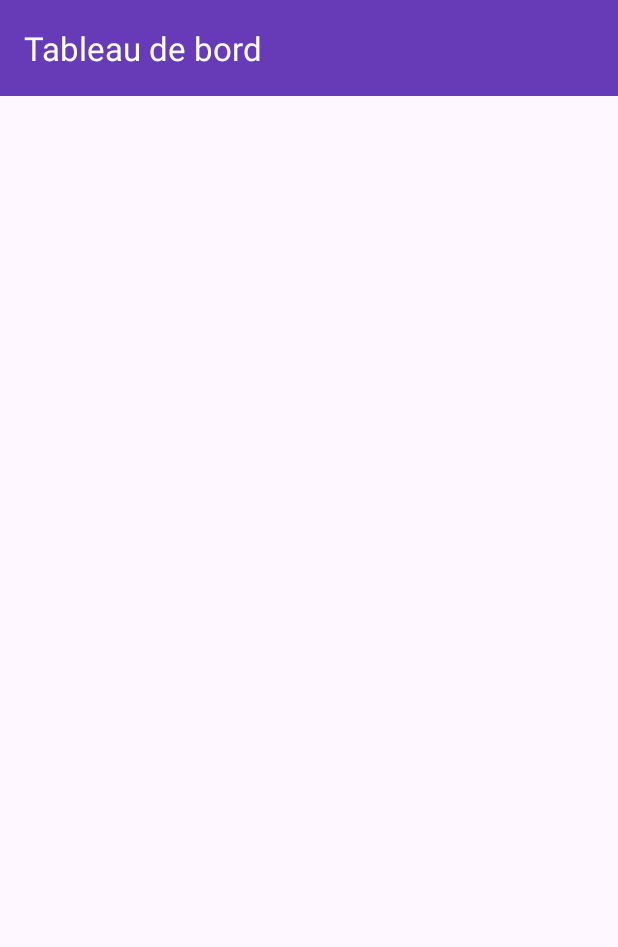
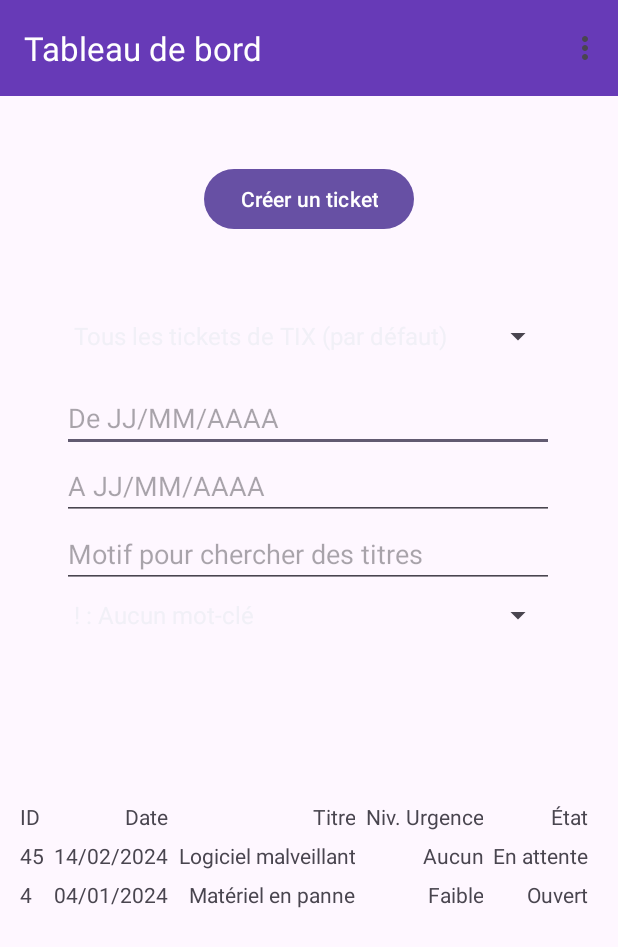
Before and after one commit to Farandjis/appliTIX, an Android app: the tableaubord screen opened directly, with no data from a screen before it, on a phone screen of 412 x 824 dp. Shown: the top 947 px of the screen. Run offline under Robolectric (Android 15) with nearby library versions, the phone set to English and light mode, and no system bars.

```diff
--- a/app/src/main/java/com/example/sae/tableaubord.java
+++ b/app/src/main/java/com/example/sae/tableaubord.java
@@ -1,14 +1,88 @@
 package com.example.sae;
 
 import androidx.appcompat.app.AppCompatActivity;
+import androidx.appcompat.widget.Toolbar;
 
+import android.content.Intent;
 import android.os.Bundle;
+import android.view.MenuItem;
+import android.widget.ArrayAdapter;
+import android.widget.LinearLayout;
+import android.widget.Spinner;
+
+import java.util.ArrayList;
+import java.util.Arrays;
 
 public class tableaubord extends AppCompatActivity {
-
+    ArrayList<String> typeDeSelectTickets = new ArrayList<String>(Arrays.asList("Tous les tickets de TIX (par défaut)", "Mes demandes actuel", "Tickets en attente", "Tickets ouvert", "Ticket en cours à gérer"));
+    ArrayList<String> motsClesListe = new ArrayList<String>(Arrays.asList("! : Aucun mot-clé", "LOGICIEL : Firefox", "SALLE : G21"));
+    ArrayAdapter<String> adapttypetick;     ArrayAdapter<String> adaptmc;
+    Spinner sptypetick;     Spinner spmc;
+    LinearLayout lltdb;
     @Override
     protected void onCreate(Bundle savedInstanceState) {
         super.onCreate(savedInstanceState);
         setContentView(R.layout.activity_tableaubord);
+        //Le Spinner
+        sptypetick = (Spinner)findViewById(R.id.tdb_selectdestickets);
+        spmc = (Spinner)findViewById(R.id.tdb_selectdesmotscles);
+        lltdb = (findViewById(R.id.lltdb));
+
+        // Récupérer la Toolbar depuis le layout
+        Toolbar toolbar = findViewById(R.id.toolbar);
+
+        //Activer la Toolbar comme ActionBar de l'activité
+        setSupportActionBar(toolbar);
+
+        // source : https://www.developpez.net/forums/d1473835/java/developpement-mobile-java/android/composants-graphiques/ajouter-element-spinner/
+
+        //Initialiser l'adapteur avec la liste de données déclarée plus haut
+        adapttypetick = new ArrayAdapter<>(getApplicationContext(), android.R.layout.simple_dropdown_item_1line, typeDeSelectTickets);
+        //passer l'adapteur dans le Spinner
+        sptypetick.setAdapter(adapttypetick);
+
+        adaptmc = new ArrayAdapter<>(getApplicationContext(), android.R.layout.simple_dropdown_item_1line, motsClesListe);
+        //passer l'adapteur dans le Spinner
+        spmc.setAdapter(adaptmc);
     }
+
+    //Quand l'activity demarre
+    @Override
+    protected void onStart() {
+        super.onStart();
+    }
+
+    @Override
+    public boolean onCreateOptionsMenu(android.view.Menu menu) {
+        getMenuInflater().inflate(R.menu.menu, menu);
+        return super.onCreateOptionsMenu(menu);
+    }
+
+
+    @Override
+    public boolean onOptionsItemSelected(MenuItem item) {
+        int id = item.getItemId();
+
+        if (id == R.id.menu_connexion) {
+
+        } else if (id == R.id.menu_inscription) {
+
+        }  else if (id == R.id.menu_accueil) {
+
+        } else if (id == R.id.menu_profil) {
+
+        }else if (id == R.id.menu_administration) {
+
+        }else if (id == R.id.menu_tableauDeBord) {
+            Intent intent = new Intent(this, tableaubord.class);
+            startActivity(intent);
+        }else if (id == R.id.menu_quitter) {
+            finish();
+        }else {
+            return super.onContextItemSelected(item);
+        }
+
+        return true;
+    }
+
 }
--- a/app/src/main/res/layout/activity_tableaubord.xml
+++ b/app/src/main/res/layout/activity_tableaubord.xml
@@ -15,4 +15,148 @@
         app:title="Tableau de bord"
         app:titleTextColor="@android:color/white" />
 
+    <LinearLayout
+        android:id="@+id/lltdb"
+        android:layout_width="328dp"
+        android:layout_height="236dp"
+        android:layout_marginTop="128dp"
+        android:orientation="vertical"
+        app:layout_constraintEnd_toEndOf="parent"
+        app:layout_constraintHorizontal_bias="0.493"
+        app:layout_constraintStart_toStartOf="parent"
+        app:layout_constraintTop_toBottomOf="@+id/toolbar">
+
+        <Spinner
+            android:id="@+id/tdb_selectdestickets"
+            android:layout_width="match_parent"
+            android:layout_height="wrap_content" />
+
+        <EditText
+            android:layout_width="match_parent"
+            android:layout_height="wrap_content"
+            android:hint="@string/tdb_date1" />
+
+        <EditText
+            android:layout_width="match_parent"
+            android:layout_height="wrap_content"
+            android:hint="@string/tdb_date2" />
+
+        <EditText
+            android:layout_width="match_parent"
+            android:layout_height="wrap_content"
+            android:hint="@string/tdb_titre" />
+
+        <Spinner
+            android:id="@+id/tdb_selectdesmotscles"
+            android:layout_width="match_parent"
+            android:layout_height="wrap_content" />
+
+    </LinearLayout>
+
+    <Button
+        android:id="@+id/buttonCreerTicket"
+        android:layout_width="wrap_content"
+        android:layout_height="wrap_content"
+        android:text="Créer un ticket"
+        app:layout_constraintBottom_toTopOf="@+id/lltdb"
+        app:layout_constraintEnd_toEndOf="parent"
+        app:layout_constraintStart_toStartOf="parent"
+        app:layout_constraintTop_toBottomOf="@+id/toolbar"
+        app:layout_constraintVertical_bias="0.561" />
+
+    <TableLayout
+        android:layout_width="394dp"
+        android:layout_height="195dp"
+        app:layout_constraintBottom_toBottomOf="parent"
+        app:layout_constraintEnd_toEndOf="parent"
+        app:layout_constraintHorizontal_bias="0.546"
+        app:layout_constraintStart_toStartOf="parent"
+        app:layout_constraintTop_toBottomOf="@+id/lltdb"
+        app:layout_constraintVertical_bias="0.515">
+
+        <TableRow>
+
+            <TextView
+                android:padding="3dip"
+                android:text="ID" />
+
+            <TextView
+                android:gravity="right"
+                android:padding="3dip"
+                android:text="Date" />
+
+            <TextView
+                android:gravity="right"
+                android:padding="3dip"
+                android:text="Titre" />
+
+            <TextView
+                android:gravity="right"
+                android:padding="3dip"
+                android:text="Niv. Urgence" />
+
+
+            <TextView
+                android:gravity="right"
+                android:padding="3dip"
+                android:text="État" />
+        </TableRow>
+
+        <TableRow>
+
+            <TextView
+                android:padding="3dip"
+                android:text="45" />
+
+            <TextView
+                android:gravity="right"
+                android:padding="3dip"
+                android:text="14/02/2024" />
+
+            <TextView
+                android:gravity="right"
+                android:padding="3dip"
+                android:text="Logiciel malveillant" />
+
+            <TextView
+                android:gravity="right"
+                android:padding="3dip"
+                android:text="Aucun" />
+
+
+            <TextView
+                android:gravity="right"
+                android:padding="3dip"
+                android:text="En attente" />
+        </TableRow>
+
+        <TableRow>
+
+            <TextView
+                android:padding="3dip"
+                android:text="4" />
+
+            <TextView
+                android:gravity="right"
+                android:padding="3dip"
+                android:text="04/01/2024" />
+
+            <TextView
+                android:gravity="right"
+                android:padding="3dip"
+                android:text="Matériel en panne" />
+
+            <TextView
+                android:gravity="right"
+                android:padding="3dip"
+                android:text="Faible" />
+
+            <TextView
+                android:gravity="right"
+                android:padding="3dip"
+                android:text="Ouvert" />
+        </TableRow>
+
+    </TableLayout>
+
 </androidx.constraintlayout.widget.ConstraintLayout>
--- a/app/src/main/res/values/strings.xml
+++ b/app/src/main/res/values/strings.xml
@@ -1,3 +1,6 @@
 <resources>
     <string name="app_name">SAE</string>
+    <string name="tdb_date1">De JJ/MM/AAAA</string>
+    <string name="tdb_date2">A JJ/MM/AAAA</string>
+    <string name="tdb_titre">Motif pour chercher des titres</string>
 </resources>
```
